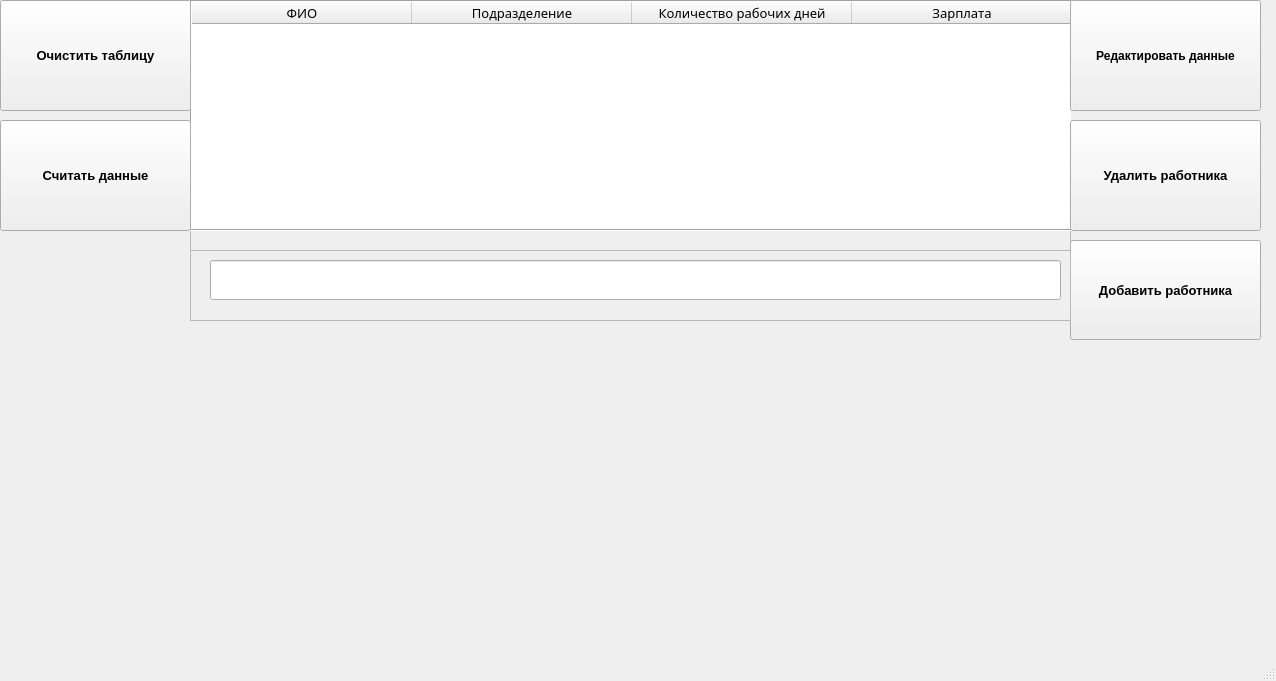
Qt form employee.ui (Nekch1/task) before a commit.
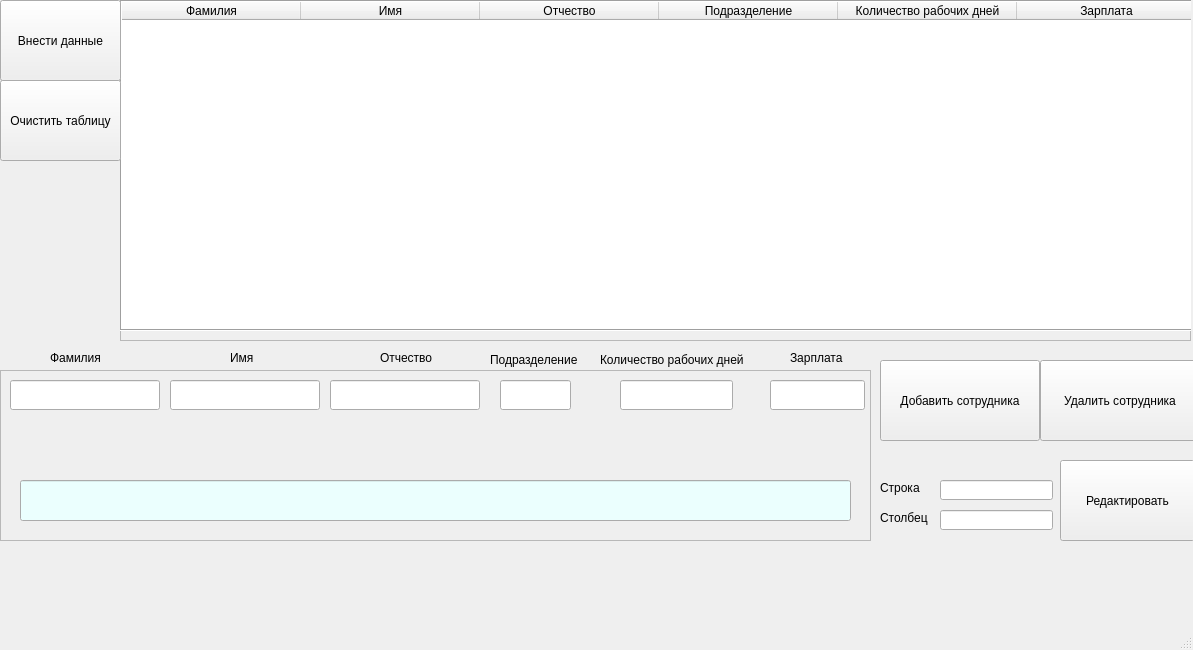
The same form after that commit.

```diff
--- a/employee.ui
+++ b/employee.ui
@@ -9,8 +9,8 @@
    <rect>
     <x>0</x>
     <y>0</y>
-    <width>1276</width>
-    <height>681</height>
+    <width>1193</width>
+    <height>650</height>
    </rect>
   </property>
   <property name="windowTitle">
@@ -20,10 +20,10 @@
    <widget class="QFrame" name="frame">
     <property name="geometry">
      <rect>
-      <x>190</x>
-      <y>-10</y>
-      <width>881</width>
-      <height>261</height>
+      <x>120</x>
+      <y>0</y>
+      <width>1071</width>
+      <height>341</height>
      </rect>
     </property>
     <property name="frameShape">
@@ -36,17 +36,11 @@
      <property name="geometry">
       <rect>
        <x>0</x>
-       <y>10</y>
-       <width>891</width>
-       <height>231</height>
+       <y>0</y>
+       <width>1081</width>
+       <height>331</height>
       </rect>
      </property>
-     <property name="font">
-      <font>
-       <family>Perpetua</family>
-       <pointsize>10</pointsize>
-      </font>
-     </property>
      <property name="frameShape">
       <enum>QFrame::Box</enum>
      </property>
@@ -57,17 +51,27 @@
       <number>0</number>
      </property>
      <property name="columnCount">
-      <number>4</number>
+      <number>6</number>
      </property>
      <attribute name="horizontalHeaderVisible">
       <bool>true</bool>
      </attribute>
      <attribute name="horizontalHeaderDefaultSectionSize">
-      <number>220</number>
+      <number>179</number>
      </attribute>
      <column>
       <property name="text">
-       <string>ФИО</string>
+       <string>Фамилия</string>
+      </property>
+     </column>
+     <column>
+      <property name="text">
+       <string>Имя</string>
+      </property>
+     </column>
+     <column>
+      <property name="text">
+       <string>Отчество</string>
       </property>
      </column>
      <column>
@@ -91,114 +95,35 @@
     <property name="geometry">
      <rect>
       <x>0</x>
-      <y>0</y>
-      <width>191</width>
-      <height>111</height>
+      <y>80</y>
+      <width>121</width>
+      <height>81</height>
      </rect>
     </property>
-    <property name="font">
-     <font>
-      <family>Arial</family>
-      <pointsize>10</pointsize>
-      <weight>75</weight>
-      <bold>true</bold>
-     </font>
-    </property>
     <property name="text">
      <string>Очистить таблицу</string>
     </property>
    </widget>
-   <widget class="QPushButton" name="pushButton">
-    <property name="geometry">
-     <rect>
-      <x>0</x>
-      <y>120</y>
-      <width>191</width>
-      <height>111</height>
-     </rect>
-    </property>
-    <property name="font">
-     <font>
-      <family>Arial</family>
-      <pointsize>10</pointsize>
-      <weight>75</weight>
-      <bold>true</bold>
-     </font>
-    </property>
-    <property name="text">
-     <string>Считать данные</string>
-    </property>
-   </widget>
    <widget class="QPushButton" name="pushButton_3">
     <property name="geometry">
      <rect>
-      <x>1070</x>
-      <y>240</y>
-      <width>191</width>
-      <height>100</height>
+      <x>880</x>
+      <y>360</y>
+      <width>160</width>
+      <height>81</height>
      </rect>
     </property>
-    <property name="font">
-     <font>
-      <family>Arial</family>
-      <pointsize>10</pointsize>
-      <weight>75</weight>
-      <bold>true</bold>
-     </font>
-    </property>
     <property name="text">
-     <string>Добавить работника</string>
-    </property>
-   </widget>
-   <widget class="QPushButton" name="pushButton_4">
-    <property name="geometry">
-     <rect>
-      <x>1070</x>
-      <y>120</y>
-      <width>191</width>
-      <height>111</height>
-     </rect>
-    </property>
-    <property name="font">
-     <font>
-      <family>Arial</family>
-      <pointsize>10</pointsize>
-      <weight>75</weight>
-      <bold>true</bold>
-     </font>
-    </property>
-    <property name="text">
-     <string>Удалить работника</string>
-    </property>
-   </widget>
-   <widget class="QPushButton" name="pushButton_5">
-    <property name="geometry">
-     <rect>
-      <x>1070</x>
-      <y>0</y>
-      <width>191</width>
-      <height>111</height>
-     </rect>
-    </property>
-    <property name="font">
-     <font>
-      <family>Arial</family>
-      <pointsize>9</pointsize>
-      <weight>75</weight>
-      <bold>true</bold>
-     </font>
-    </property>
-    <property name="text">
-     <string>Редактировать данные</string>
+     <string>Добавить сотрудника</string>
     </property>
    </widget>
    <widget class="QFrame" name="frame_2">
     <property name="geometry">
      <rect>
-      <x>190</x>
-      <y>250</y>
-      <width>881</width>
-      <height>71</height>
+      <x>0</x>
+      <y>370</y>
+      <width>871</width>
+      <height>171</height>
      </rect>
     </property>
     <property name="frameShape">
@@ -211,18 +136,356 @@
      <property name="geometry">
       <rect>
        <x>20</x>
+       <y>110</y>
+       <width>831</width>
+       <height>41</height>
+      </rect>
+     </property>
+     <property name="palette">
+      <palette>
+       <active>
+        <colorrole role="WindowText">
+         <brush brushstyle="SolidPattern">
+          <color alpha="255">
+           <red>0</red>
+           <green>0</green>
+           <blue>255</blue>
+          </color>
+         </brush>
+        </colorrole>
+        <colorrole role="Text">
+         <brush brushstyle="SolidPattern">
+          <color alpha="255">
+           <red>0</red>
+           <green>0</green>
+           <blue>255</blue>
+          </color>
+         </brush>
+        </colorrole>
+        <colorrole role="Base">
+         <brush brushstyle="SolidPattern">
+          <color alpha="255">
+           <red>235</red>
+           <green>255</green>
+           <blue>254</blue>
+          </color>
+         </brush>
+        </colorrole>
+        <colorrole role="PlaceholderText">
+         <brush brushstyle="SolidPattern">
+          <color alpha="128">
+           <red>0</red>
+           <green>0</green>
+           <blue>255</blue>
+          </color>
+         </brush>
+        </colorrole>
+       </active>
+       <inactive>
+        <colorrole role="WindowText">
+         <brush brushstyle="SolidPattern">
+          <color alpha="255">
+           <red>0</red>
+           <green>0</green>
+           <blue>255</blue>
+          </color>
+         </brush>
+        </colorrole>
+        <colorrole role="Text">
+         <brush brushstyle="SolidPattern">
+          <color alpha="255">
+           <red>0</red>
+           <green>0</green>
+           <blue>255</blue>
+          </color>
+         </brush>
+        </colorrole>
+        <colorrole role="Base">
+         <brush brushstyle="SolidPattern">
+          <color alpha="255">
+           <red>235</red>
+           <green>255</green>
+           <blue>254</blue>
+          </color>
+         </brush>
+        </colorrole>
+        <colorrole role="PlaceholderText">
+         <brush brushstyle="SolidPattern">
+          <color alpha="128">
+           <red>0</red>
+           <green>0</green>
+           <blue>255</blue>
+          </color>
+         </brush>
+        </colorrole>
+       </inactive>
+       <disabled>
+        <colorrole role="WindowText">
+         <brush brushstyle="SolidPattern">
+          <color alpha="255">
+           <red>120</red>
+           <green>120</green>
+           <blue>120</blue>
+          </color>
+         </brush>
+        </colorrole>
+        <colorrole role="Text">
+         <brush brushstyle="SolidPattern">
+          <color alpha="255">
+           <red>120</red>
+           <green>120</green>
+           <blue>120</blue>
+          </color>
+         </brush>
+        </colorrole>
+        <colorrole role="Base">
+         <brush brushstyle="SolidPattern">
+          <color alpha="255">
+           <red>240</red>
+           <green>240</green>
+           <blue>240</blue>
+          </color>
+         </brush>
+        </colorrole>
+        <colorrole role="PlaceholderText">
+         <brush brushstyle="SolidPattern">
+          <color alpha="128">
+           <red>0</red>
+           <green>0</green>
+           <blue>0</blue>
+          </color>
+         </brush>
+        </colorrole>
+       </disabled>
+      </palette>
+     </property>
+     <property name="text">
+      <string/>
+     </property>
+    </widget>
+    <widget class="QLineEdit" name="lineEdit_4">
+     <property name="geometry">
+      <rect>
+       <x>10</x>
        <y>10</y>
-       <width>851</width>
-       <height>40</height>
+       <width>150</width>
+       <height>30</height>
       </rect>
      </property>
-     <property name="font">
-      <font>
-       <family>Perpetua</family>
-       <pointsize>12</pointsize>
-      </font>
+    </widget>
+    <widget class="QLineEdit" name="lineEdit_5">
+     <property name="geometry">
+      <rect>
+       <x>170</x>
+       <y>10</y>
+       <width>150</width>
+       <height>30</height>
+      </rect>
      </property>
     </widget>
+    <widget class="QLineEdit" name="lineEdit_6">
+     <property name="geometry">
+      <rect>
+       <x>330</x>
+       <y>10</y>
+       <width>150</width>
+       <height>30</height>
+      </rect>
+     </property>
+    </widget>
+    <widget class="QLineEdit" name="lineEdit_7">
+     <property name="geometry">
+      <rect>
+       <x>500</x>
+       <y>10</y>
+       <width>71</width>
+       <height>30</height>
+      </rect>
+     </property>
+    </widget>
+    <widget class="QLineEdit" name="lineEdit_8">
+     <property name="geometry">
+      <rect>
+       <x>620</x>
+       <y>10</y>
+       <width>113</width>
+       <height>30</height>
+      </rect>
+     </property>
+    </widget>
+    <widget class="QLineEdit" name="lineEdit_9">
+     <property name="geometry">
+      <rect>
+       <x>770</x>
+       <y>10</y>
+       <width>95</width>
+       <height>30</height>
+      </rect>
+     </property>
+    </widget>
+   </widget>
+   <widget class="QPushButton" name="pushButton">
+    <property name="geometry">
+     <rect>
+      <x>0</x>
+      <y>0</y>
+      <width>121</width>
+      <height>81</height>
+     </rect>
+    </property>
+    <property name="text">
+     <string>Внести данные</string>
+    </property>
+   </widget>
+   <widget class="QPushButton" name="pushButton_4">
+    <property name="geometry">
+     <rect>
+      <x>1060</x>
+      <y>460</y>
+      <width>135</width>
+      <height>81</height>
+     </rect>
+    </property>
+    <property name="text">
+     <string>Редактировать</string>
+    </property>
+   </widget>
+   <widget class="QLineEdit" name="lineEdit_2">
+    <property name="geometry">
+     <rect>
+      <x>940</x>
+      <y>480</y>
+      <width>113</width>
+      <height>20</height>
+     </rect>
+    </property>
+   </widget>
+   <widget class="QLineEdit" name="lineEdit_3">
+    <property name="geometry">
+     <rect>
+      <x>940</x>
+      <y>510</y>
+      <width>113</width>
+      <height>20</height>
+     </rect>
+    </property>
+   </widget>
+   <widget class="QPushButton" name="pushButton_5">
+    <property name="geometry">
+     <rect>
+      <x>1040</x>
+      <y>360</y>
+      <width>160</width>
+      <height>81</height>
+     </rect>
+    </property>
+    <property name="text">
+     <string>Удалить сотрудника</string>
+    </property>
+   </widget>
+   <widget class="QLabel" name="label">
+    <property name="geometry">
+     <rect>
+      <x>50</x>
+      <y>350</y>
+      <width>55</width>
+      <height>16</height>
+     </rect>
+    </property>
+    <property name="text">
+     <string>Фамилия</string>
+    </property>
+   </widget>
+   <widget class="QLabel" name="label_2">
+    <property name="geometry">
+     <rect>
+      <x>230</x>
+      <y>350</y>
+      <width>31</width>
+      <height>16</height>
+     </rect>
+    </property>
+    <property name="text">
+     <string>Имя</string>
+    </property>
+   </widget>
+   <widget class="QLabel" name="label_3">
+    <property name="geometry">
+     <rect>
+      <x>380</x>
+      <y>350</y>
+      <width>55</width>
+      <height>16</height>
+     </rect>
+    </property>
+    <property name="text">
+     <string>Отчество</string>
+    </property>
+   </widget>
+   <widget class="QLabel" name="label_4">
+    <property name="geometry">
+     <rect>
+      <x>490</x>
+      <y>350</y>
+      <width>91</width>
+      <height>20</height>
+     </rect>
+    </property>
+    <property name="text">
+     <string>Подразделение</string>
+    </property>
+   </widget>
+   <widget class="QLabel" name="label_5">
+    <property name="geometry">
+     <rect>
+      <x>600</x>
+      <y>350</y>
+      <width>151</width>
+      <height>20</height>
+     </rect>
+    </property>
+    <property name="text">
+     <string>Количество рабочих дней</string>
+    </property>
+   </widget>
+   <widget class="QLabel" name="label_6">
+    <property name="geometry">
+     <rect>
+      <x>790</x>
+      <y>350</y>
+      <width>55</width>
+      <height>16</height>
+     </rect>
+    </property>
+    <property name="text">
+     <string>Зарплата</string>
+    </property>
+   </widget>
+   <widget class="QLabel" name="label_7">
+    <property name="geometry">
+     <rect>
+      <x>880</x>
+      <y>480</y>
+      <width>55</width>
+      <height>16</height>
+     </rect>
+    </property>
+    <property name="text">
+     <string>Строка</string>
+    </property>
+   </widget>
+   <widget class="QLabel" name="label_8">
+    <property name="geometry">
+     <rect>
+      <x>880</x>
+      <y>510</y>
+      <width>55</width>
+      <height>16</height>
+     </rect>
+    </property>
+    <property name="text">
+     <string>Столбец</string>
+    </property>
    </widget>
   </widget>
   <widget class="QMenuBar" name="menubar">
```
Left out of the diff: 7 changed lines with no effect on the pictures.
